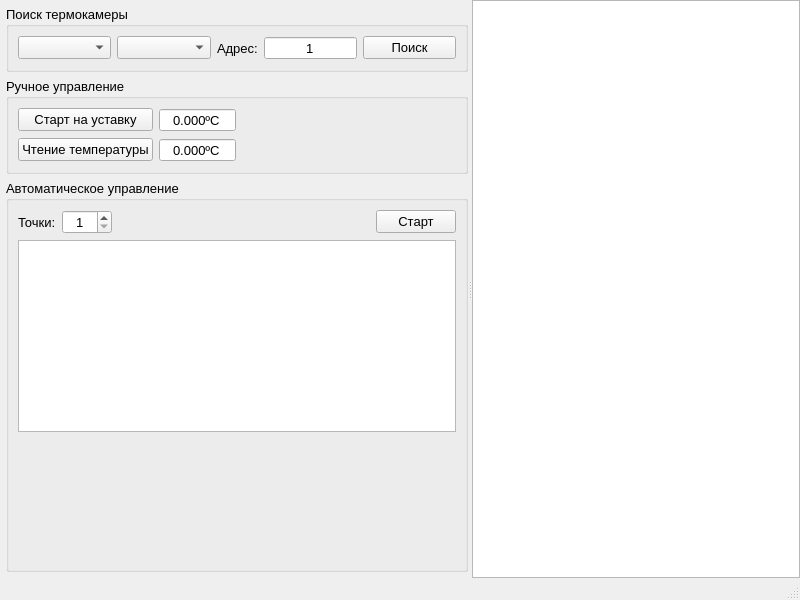
Old version of the form mainwindow.ui in the repository XRay3D/ThermCtrl.
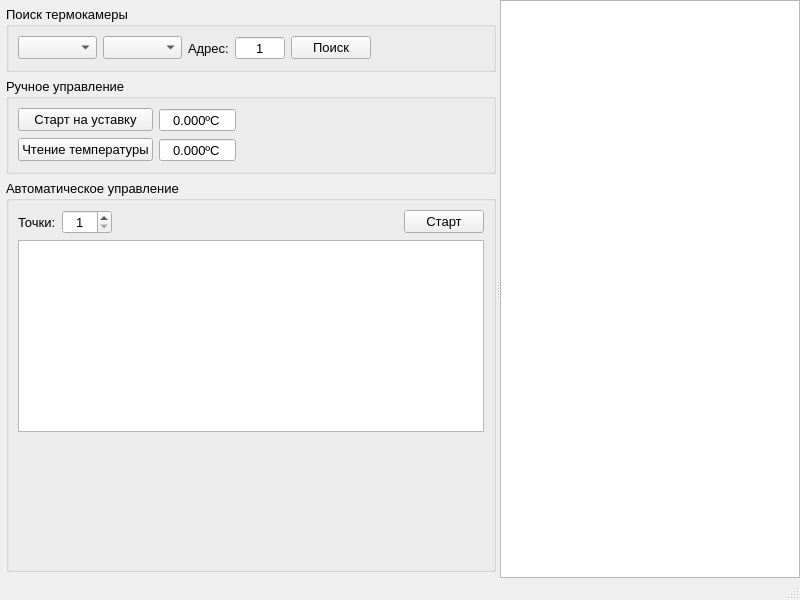
New version of the form. Custom widgets are drawn as their Qt base class.

What changed in the file:
```diff
--- a/mainwindow.ui
+++ b/mainwindow.ui
@@ -78,6 +78,12 @@
            </item>
            <item>
             <widget class="QSpinBox" name="spinBoxAddress">
+             <property name="minimumSize">
+              <size>
+               <width>50</width>
+               <height>0</height>
+              </size>
+             </property>
              <property name="alignment">
               <set>Qt::AlignCenter</set>
              </property>
@@ -102,6 +108,19 @@
              </property>
             </widget>
            </item>
+           <item>
+            <spacer name="horizontalSpacer_3">
+             <property name="orientation">
+              <enum>Qt::Horizontal</enum>
+             </property>
+             <property name="sizeHint" stdset="0">
+              <size>
+               <width>40</width>
+               <height>20</height>
+              </size>
+             </property>
+            </spacer>
+           </item>
           </layout>
          </widget>
         </item>
```
Left out of the diff: 9 changed lines with no effect on the pictures.
